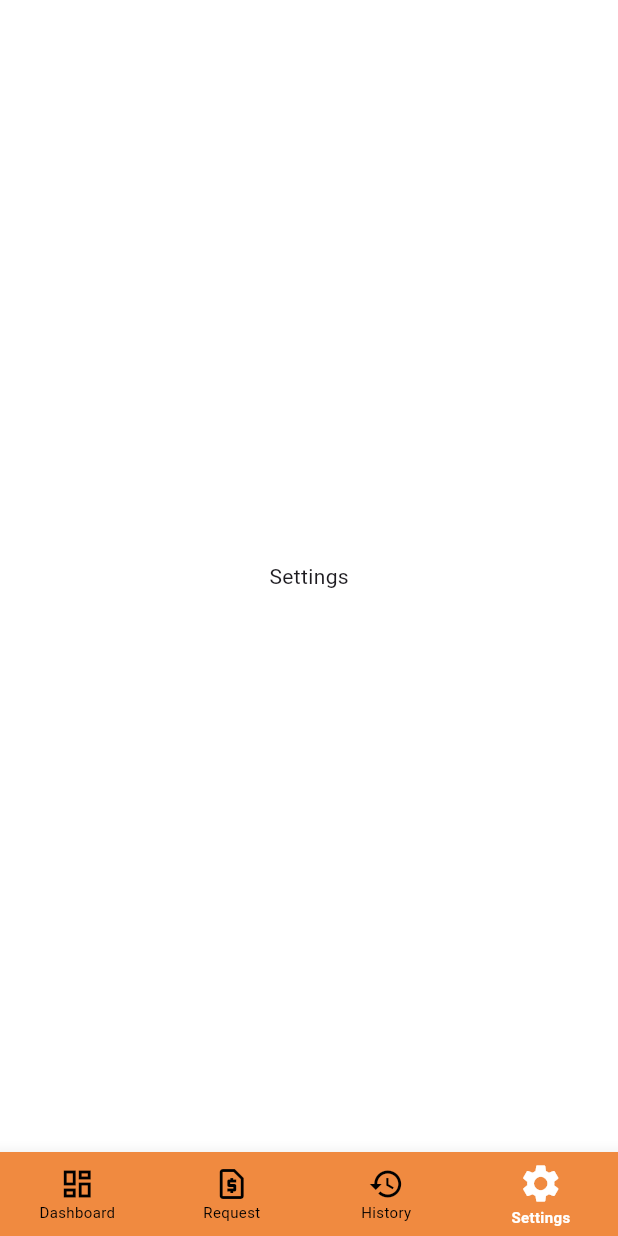
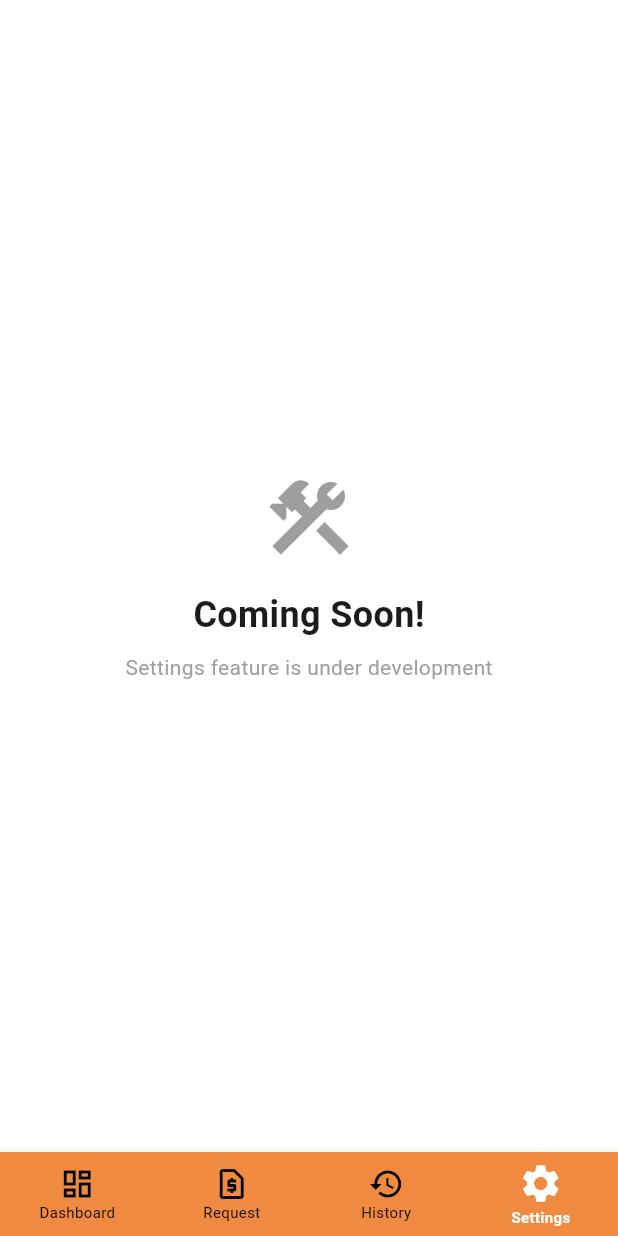
Before and after one commit to faysalzaman/Solitaire_Picker_App, a Flutter app: the DashboardScreen screen opened directly, item 4 of the bottom bar chosen, on a phone screen of 412 x 824 dp. Run offline on Flutter 3.47's test engine with Material 3 defaults, Android fonts, the phone set to English and light mode, and no system bars; our stand-ins replace connectivity_plus, fl_chart, flutter_bloc, flutter_dotenv, flutter_rating_bar, flutter_spinkit and 10 more; missing offline and left inert: nfc_manager; accounts and stored records are empty; network calls fail.

Commit message:
Enhance Settings tab with placeholder UI

```diff
--- a/lib/screens/dashboard/dashboard_screen.dart
+++ b/lib/screens/dashboard/dashboard_screen.dart
@@ -21,7 +21,33 @@ class _DashboardScreenState extends State<DashboardScreen> {
     HomeScreen(),
     const AvailablePickersScreen(),
     const HistoryScreen(),
-    Container(child: const Center(child: Text('Settings'))),
+    Center(
+      child: Column(
+        mainAxisAlignment: MainAxisAlignment.center,
+        children: [
+          const Icon(
+            Icons.construction,
+            size: 64,
+            color: Colors.grey,
+          ),
+          const SizedBox(height: 16),
+          const Text(
+            'Coming Soon!',
+            style: TextStyle(
+              fontSize: 24,
+              fontWeight: FontWeight.bold,
+            ),
+          ),
+          const SizedBox(height: 8),
+          const Text(
+            'Settings feature is under development',
+            style: TextStyle(
+              color: Colors.grey,
+            ),
+          ),
+        ],
+      ),
+    ),
   ];
 
   void _onItemTapped(int index) {
```
